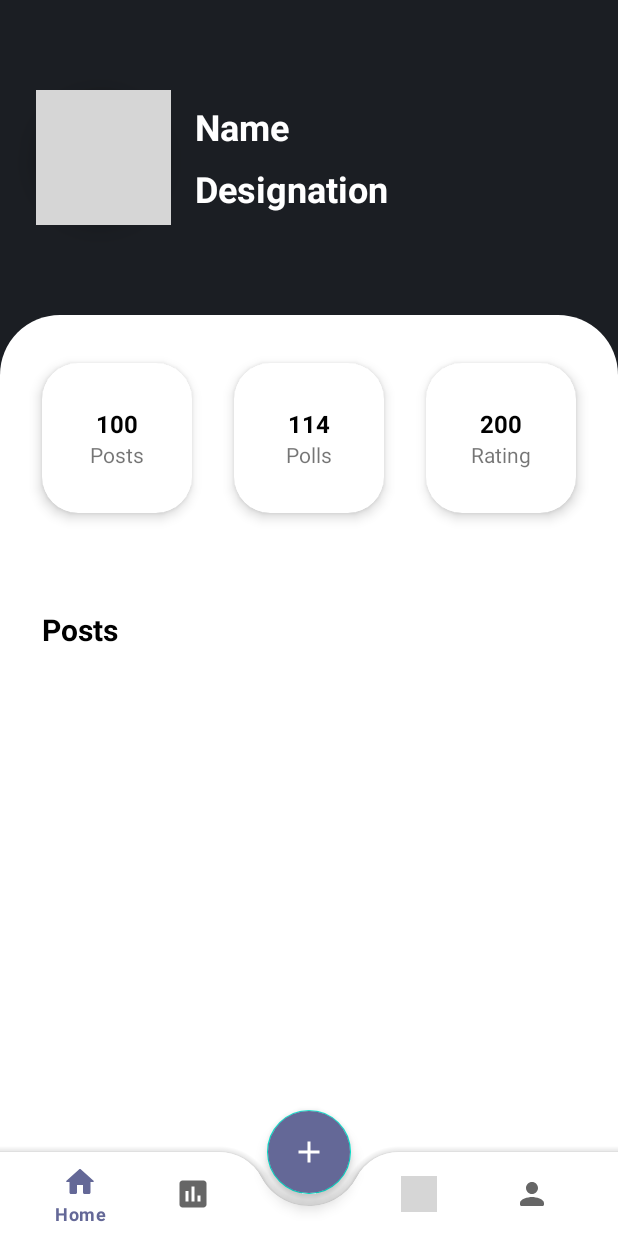
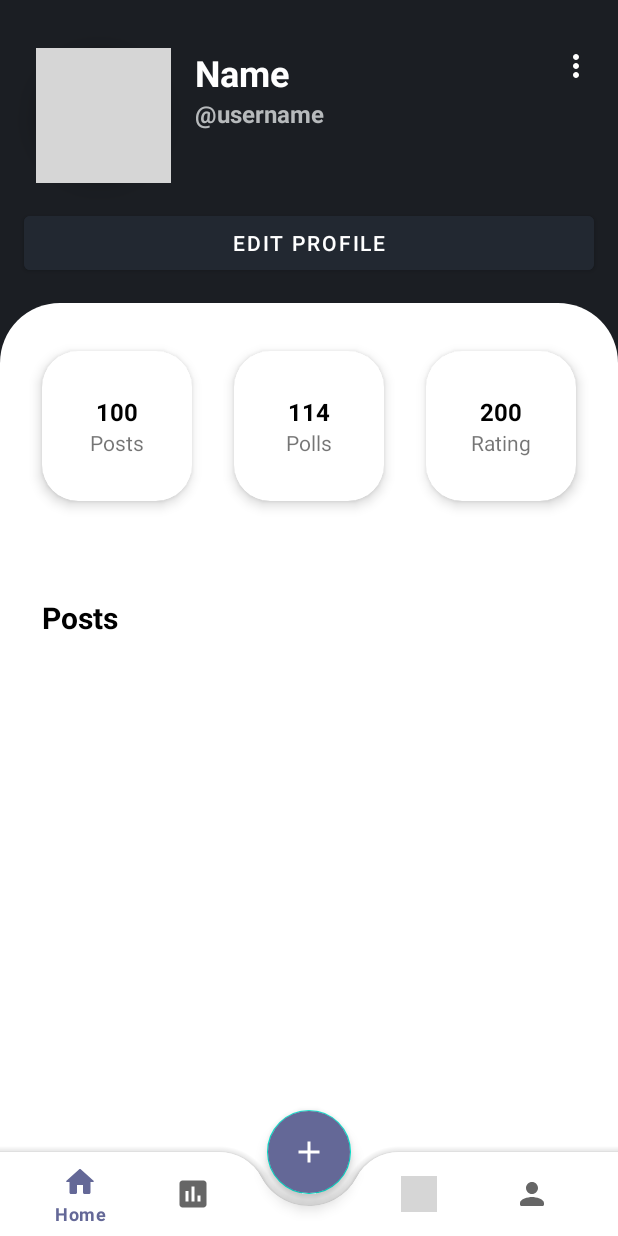
Before and after one commit to Thre4dripper/Discussions, an Android app: the fragment ProfileFragment placed in its activity, on a phone screen of 412 x 824 dp. Run offline under Robolectric (Android 15) with nearby library versions, the phone set to English and light mode, and no system bars; our stand-ins replace data binding; pictures from the network do not load; grey boxes are pictures that could not be loaded.

Commit message:
changed profile fragment ui and included edit profile and settings button

```diff
--- /dev/null
+++ b/app/src/main/res/drawable/ic_profile_options.xml
@@ -0,0 +1,5 @@
+<vector android:height="24dp" android:tint="#000000"
+    android:viewportHeight="24" android:viewportWidth="24"
+    android:width="24dp" xmlns:android="http://schemas.android.com/apk/res/android">
+    <path android:fillColor="@android:color/white" android:pathData="M12,8c1.1,0 2,-0.9 2,-2s-0.9,-2 -2,-2 -2,0.9 -2,2 0.9,2 2,2zM12,10c-1.1,0 -2,0.9 -2,2s0.9,2 2,2 2,-0.9 2,-2 -0.9,-2 -2,-2zM12,16c-1.1,0 -2,0.9 -2,2s0.9,2 2,2 2,-0.9 2,-2 -0.9,-2 -2,-2z"/>
+</vector>
--- a/app/src/main/res/layout/fragment_profile.xml
+++ b/app/src/main/res/layout/fragment_profile.xml
@@ -9,12 +9,27 @@
         android:background="#1B1E23"
         tools:context=".ui.home.ProfileFragment">
 
+        <ImageView
+            android:id="@+id/imageView"
+            android:layout_width="wrap_content"
+            android:layout_height="wrap_content"
+            android:layout_marginTop="32dp"
+            android:layout_marginEnd="16dp"
+            android:clickable="true"
+            android:contentDescription="@string/profile_settings_desc"
+            android:focusable="true"
+            android:foreground="?attr/selectableItemBackgroundBorderless"
+            android:src="@drawable/ic_profile_options"
+            app:layout_constraintEnd_toEndOf="parent"
+            app:layout_constraintTop_toTopOf="parent"
+            app:tint="@color/white" />
+
         <androidx.cardview.widget.CardView
             android:id="@+id/profile_image_cv"
             android:layout_width="wrap_content"
             android:layout_height="wrap_content"
             android:layout_marginStart="24dp"
-            android:layout_marginTop="60dp"
+            android:layout_marginTop="32dp"
             app:cardCornerRadius="100dp"
             app:cardElevation="10dp"
             app:layout_constraintStart_toStartOf="parent"
@@ -33,29 +48,43 @@
             android:id="@+id/profile_name_tv"
             style="@style/ProfileDescTvStyle"
             android:text="@string/profile_name_text"
-            app:layout_constraintBottom_toTopOf="@+id/profile_desc_tv"
-            app:layout_constraintEnd_toEndOf="parent"
+            android:textColor="@color/white"
+            android:textSize="24sp"
+            app:layout_constraintBottom_toTopOf="@+id/profile_username_tv"
+            app:layout_constraintEnd_toStartOf="@+id/imageView"
             app:layout_constraintStart_toEndOf="@+id/profile_image_cv"
             app:layout_constraintTop_toTopOf="@+id/profile_image_cv" />
 
         <TextView
-            android:id="@+id/profile_desc_tv"
+            android:id="@+id/profile_username_tv"
             style="@style/ProfileDescTvStyle"
-            android:text="@string/profile_designation_text"
-            app:layout_constraintBottom_toBottomOf="@+id/profile_image_cv"
-            app:layout_constraintEnd_toEndOf="parent"
+            android:text="@string/profile_username_text"
+            android:textColor="@color/light_gray"
+            android:textSize="16sp"
+            app:layout_constraintEnd_toStartOf="@+id/imageView"
             app:layout_constraintStart_toEndOf="@+id/profile_image_cv"
             app:layout_constraintTop_toBottomOf="@+id/profile_name_tv" />
+
+        <com.google.android.material.button.MaterialButton
+            android:id="@+id/materialButton"
+            android:layout_width="match_parent"
+            android:layout_height="wrap_content"
+            android:layout_margin="16dp"
+            android:backgroundTint="@color/dark_gray"
+            android:text="@string/profile_edit_button_text"
+            app:layout_constraintEnd_toEndOf="parent"
+            app:layout_constraintStart_toStartOf="parent"
+            app:layout_constraintTop_toBottomOf="@+id/profile_image_cv" />
 
         <androidx.constraintlayout.widget.ConstraintLayout
             android:layout_width="match_parent"
             android:layout_height="0dp"
-            android:layout_marginTop="60dp"
+            android:layout_marginTop="16dp"
             android:background="@drawable/profile_bottom_bg"
             app:layout_constraintBottom_toBottomOf="parent"
             app:layout_constraintEnd_toEndOf="parent"
             app:layout_constraintStart_toStartOf="parent"
-            app:layout_constraintTop_toBottomOf="@+id/profile_image_cv">
+            app:layout_constraintTop_toBottomOf="@+id/materialButton">
 
             <androidx.cardview.widget.CardView
                 android:id="@+id/cardView5"
--- a/app/src/main/res/values/colors.xml
+++ b/app/src/main/res/values/colors.xml
@@ -10,5 +10,6 @@
 
     <color name="login_header_color">#646897</color>
     <color name="login_til_stroke_color">@color/login_header_color</color>
-    <color name="status_bar_color">#222831</color>
+    <color name="dark_gray">#222831</color>
+    <color name="light_gray">#B7BABC</color>
 </resources>
--- a/app/src/main/res/values/strings.xml
+++ b/app/src/main/res/values/strings.xml
@@ -22,7 +22,9 @@
     //Profile Fragment
     <string name="profile_image_desc">Display Profile Image</string>
     <string name="profile_name_text">Name</string>
-    <string name="profile_designation_text">Designation</string>
+    <string name="profile_username_text">\@username</string>
+    <string name="profile_settings_desc">Settings</string>
+    <string name="profile_edit_button_text">Edit Profile</string>
     <string name="profile_posts_text">100</string>
     <string name="profile_posts_label">Posts</string>
     <string name="profile_polls_text">114</string>
--- a/app/src/main/res/values/styles.xml
+++ b/app/src/main/res/values/styles.xml
@@ -52,8 +52,6 @@
         <item name="android:layout_height">wrap_content</item>
         <item name="android:layout_marginStart">16dp</item>
         <item name="android:layout_marginEnd">16dp</item>
-        <item name="android:textColor">@color/white</item>
-        <item name="android:textSize">24sp</item>
         <item name="android:textStyle">bold</item>
     </style>
 
--- a/app/src/main/res/values/themes.xml
+++ b/app/src/main/res/values/themes.xml
@@ -1,9 +1,9 @@
-<resources xmlns:tools="http://schemas.android.com/tools">
+<resources>
     <!-- Base application theme. -->
     <style name="Theme.Discussions" parent="Theme.MaterialComponents.DayNight.NoActionBar">
         <!-- Primary brand color. -->
         <item name="colorPrimary">@color/login_til_stroke_color</item>
-        <item name="colorPrimaryVariant">@color/status_bar_color</item>
+        <item name="colorPrimaryVariant">@color/dark_gray</item>
         <item name="colorOnPrimary">@color/white</item>
         <!-- Secondary brand color. -->
         <item name="colorSecondary">@color/teal_200</item>
```
